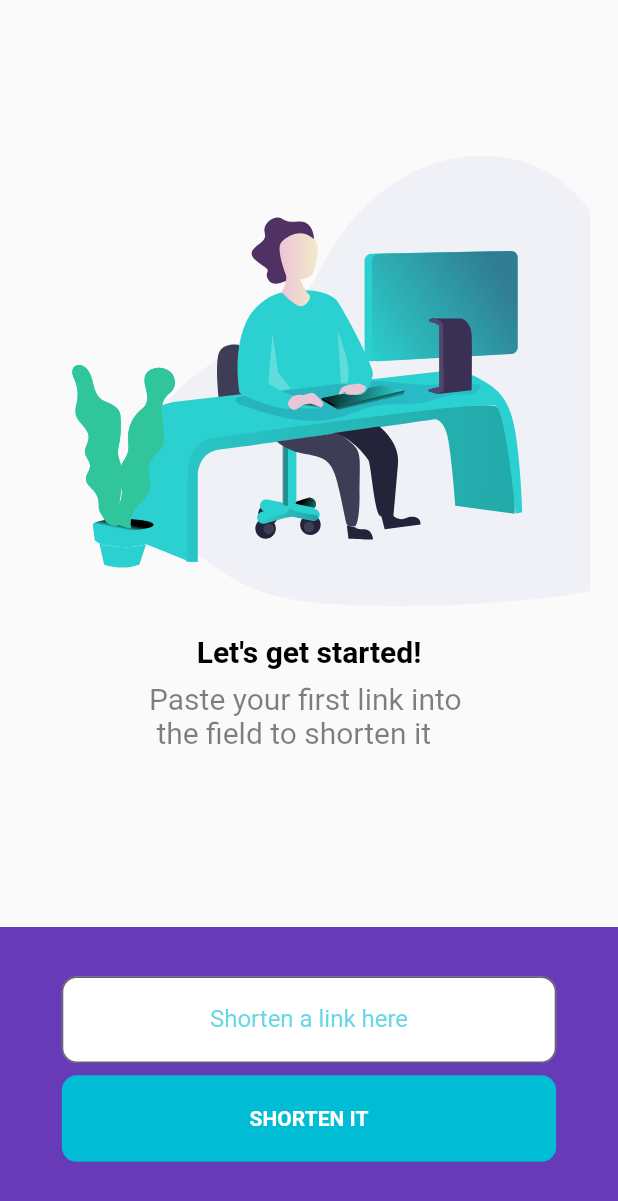
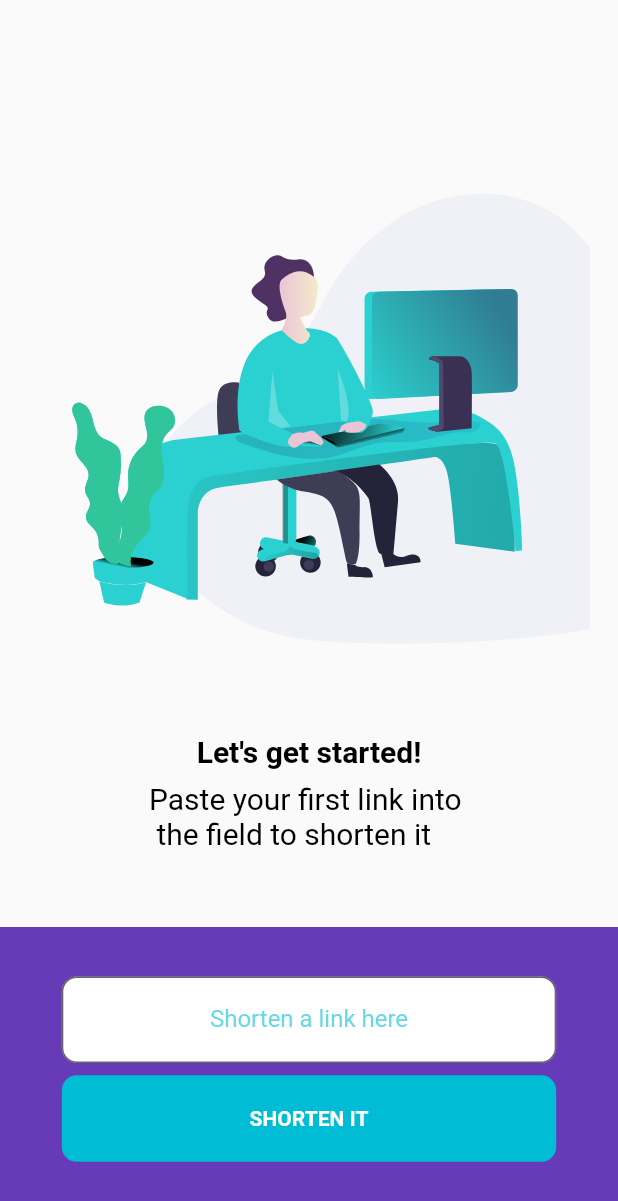
Before and after one commit to ycct/shorten_url, a Flutter app: the screen it shows after launch, on a phone screen of 412 x 824 dp. Shown: the top 1201 px of the screen. Run offline on Flutter 3.47's test engine with Material 2 defaults, Android fonts, the phone set to English and light mode, and no system bars; our stand-ins replace flutter_svg, get.

Commit message:
bugs fixed

```diff
--- a/lib/theme/theme.dart
+++ b/lib/theme/theme.dart
@@ -23,7 +23,7 @@ class CustomThemeData {
     textTheme: const TextTheme(
       headline4: TextStyle(fontWeight: FontWeight.bold),
       headline5: TextStyle(fontWeight: FontWeight.bold),
-      headline6: TextStyle(fontWeight: FontWeight.bold),
+      headline6: TextStyle(fontWeight: FontWeight.bold,color: Colors.red),
       subtitle1: TextStyle(letterSpacing: 0),
       subtitle2: TextStyle(letterSpacing: 0),
       bodyText1: TextStyle(letterSpacing: 0,fontWeight: FontWeight.bold),
--- a/lib/views/home_view/components/card.dart
+++ b/lib/views/home_view/components/card.dart
@@ -14,12 +14,13 @@ class CustomCard extends StatelessWidget {
       builder: (HomeController homeController) {
         return SizedBox(
           width: context.dynamicWidth(0.8),
+          height: context.dynamicHeight(0.6),
           child: ListView.builder(
             itemCount: homeController.shortenList.length,
             itemBuilder: (context, index) {
               return Padding(
                 padding:
-                    EdgeInsets.symmetric(vertical: context.paddingSmallHeight),
+                    EdgeInsets.only(bottom: context.paddingSmallHeight),
                 child: Container(
                   height: context.dynamicHeight(0.22),
                   child: homeController.mainDataModel != null
--- a/lib/views/home_view/home_view.dart
+++ b/lib/views/home_view/home_view.dart
@@ -25,7 +25,13 @@ class HomeView extends StatelessWidget {
                   flex: 3,
                   child: homeController.shortenList.isEmpty
                       ? buildSvgPicture(context)
-                      : const CustomCard(),
+                      : Column(
+                          children: [
+                            context.sizedBoxHeightLarge,
+                            buildHeader(context),
+                            const CustomCard(),
+                          ],
+                        ),
                 ),
                 Expanded(
                   child: buildBottomBar(context, homeController),
@@ -38,28 +44,40 @@ class HomeView extends StatelessWidget {
     });
   }
 
+  Text buildHeader(BuildContext context) {
+    return Text(
+      "history".tr,
+      style: Theme.of(context).textTheme.headline6!.copyWith(
+            color: Colors.black,
+          ),
+    );
+  }
+
   Widget buildSvgPicture(BuildContext context) {
     return Column(
       children: [
         context.sizedBoxHeightExtraLarge,
-        context.sizedBoxHeightExtraSmall,
-        SvgPicture.asset(
-          ImagePaths.backgroundImage,
+        Expanded(flex: 8,
+          child: SvgPicture.asset(
+            ImagePaths.backgroundImage,
+          ),
         ),
         Text(
           "started".tr,
           style: Theme.of(context)
               .textTheme
               .headline6!
-              .copyWith(color: Theme.of(context).primaryColorDark),
+              .copyWith(color: Colors.black),
         ),
         context.sizedBoxHeightUltraSmall,
         Text(
           "pasteLink".tr,
-          style: Theme.of(context).textTheme.headline6!.copyWith(
-              color: Theme.of(context).primaryColorDark.withOpacity(0.5),
-              fontWeight: FontWeight.normal),
-        )
+          style: Theme.of(context)
+              .textTheme
+              .headline6!
+              .copyWith(fontWeight: FontWeight.normal, color: Colors.black),
+        ),
+        Spacer(),
       ],
     );
   }
```
